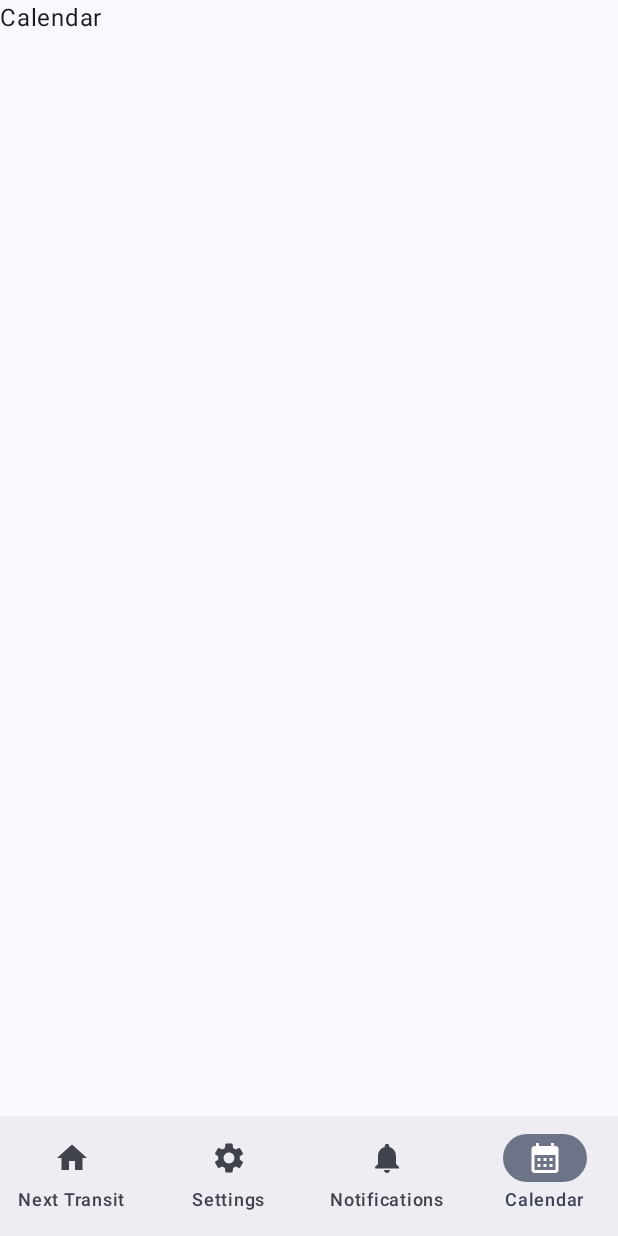
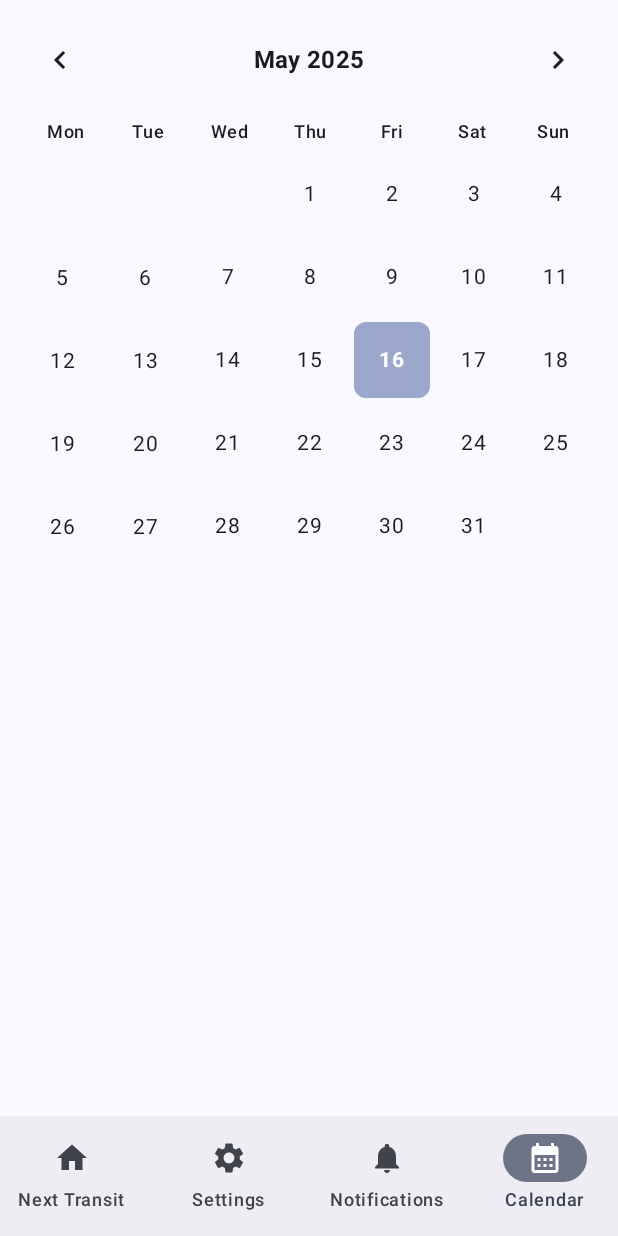
Before and after one commit to NiebieskiRekin/next_transit, an Android app built with Jetpack Compose: the screen it shows after launch (MainActivity), item 4 of the bottom bar chosen, on a phone screen of 412 x 824 dp. Run offline under Robolectric (Android 15) with nearby library versions, the phone set to English and light mode, and no system bars; our stand-ins replace navigation suite; libraries missing offline, so code that uses them is left out: androidx.glance, androidx.glance.appwidget.

Commit message:
Add simple calendar

```diff
--- a/app/src/main/java/com/example/nexttransit/MainActivity.kt
+++ b/app/src/main/java/com/example/nexttransit/MainActivity.kt
@@ -44,6 +44,7 @@ import androidx.compose.material3.TopAppBar
 import androidx.compose.material3.TopAppBarDefaults
 import androidx.compose.material3.adaptive.navigationsuite.NavigationSuiteScaffold
 import androidx.compose.runtime.Composable
+import androidx.compose.runtime.collectAsState
 import androidx.compose.runtime.getValue
 import androidx.compose.runtime.mutableStateOf
 import androidx.compose.runtime.remember
@@ -74,6 +75,7 @@ import com.example.nexttransit.model.routes.Location
 import com.example.nexttransit.model.settings.AppSettings
 import com.example.nexttransit.model.settings.AppSettingsSerializer
 import com.example.nexttransit.ui.app.LoadingDirectionsWidget
+import com.example.nexttransit.ui.app.SimpleCalendarView
 import com.example.nexttransit.ui.theme.NextTransitTheme
 import com.example.nexttransit.ui.widget.TransitWidget
 import com.google.android.gms.tasks.OnCompleteListener
@@ -186,8 +188,20 @@ class MainActivity : ComponentActivity() {
             when (currentDestination) {
                 AppScreen.Notifications -> Text("Notifications")
                 AppScreen.Start -> Text("Start")
-                AppScreen.Calendar -> Text("Calendar")
-                AppScreen.WidgetSettings -> Text("Widget Settings")
+                AppScreen.Calendar -> {
+                    SimpleCalendarView()
+                }
+                AppScreen.WidgetSettings -> {
+                    Column{
+                        Text("Widget Settings")
+                        val appSettings = appSettingsDataStore.data.collectAsState(initial = AppSettings()).value
+                        WidgetSettingsView(
+                            it = PaddingValues(0.dp),
+                            appSettings = appSettings,
+                        )
+                    }
+
+                }
             }
 
 //            NavHost(
@@ -202,11 +216,7 @@ class MainActivity : ComponentActivity() {
 //                    CopyFirebaseToken()
 //                }
 //                composable(route = AppScreen.WidgetSettings.name) {
-//                    val appSettings = appSettingsDataStore.data.collectAsState(initial = AppSettings()).value
-//                    WidgetSettingsView(
-//                        it = innerPadding,
-//                        appSettings = appSettings,
-//                    )
+//
 //                }
 //            }
         }
--- /dev/null
+++ b/app/src/main/java/com/example/nexttransit/ui/app/SimpleCalendar.kt
@@ -0,0 +1,264 @@
+package com.example.nexttransit.ui.app
+
+import androidx.compose.foundation.background
+import androidx.compose.foundation.clickable
+import androidx.compose.foundation.layout.Arrangement
+import androidx.compose.foundation.layout.Box
+import androidx.compose.foundation.layout.Column
+import androidx.compose.foundation.layout.Row
+import androidx.compose.foundation.layout.Spacer
+import androidx.compose.foundation.layout.aspectRatio
+import androidx.compose.foundation.layout.fillMaxWidth
+import androidx.compose.foundation.layout.height
+import androidx.compose.foundation.layout.padding
+import androidx.compose.foundation.lazy.grid.GridCells
+import androidx.compose.foundation.lazy.grid.LazyVerticalGrid
+import androidx.compose.foundation.lazy.grid.itemsIndexed
+import androidx.compose.material.icons.Icons
+import androidx.compose.material.icons.automirrored.filled.KeyboardArrowLeft
+import androidx.compose.material.icons.automirrored.filled.KeyboardArrowRight
+import androidx.compose.material3.Icon
+import androidx.compose.material3.IconButton
+import androidx.compose.material3.MaterialTheme
+import androidx.compose.material3.Text
+import androidx.compose.runtime.Composable
+import androidx.compose.runtime.getValue
+import androidx.compose.runtime.mutableStateOf
+import androidx.compose.runtime.remember
+import androidx.compose.runtime.setValue
+import androidx.compose.ui.Alignment
+import androidx.compose.ui.Modifier
+import androidx.compose.ui.draw.clip
+import androidx.compose.ui.graphics.Color
+import androidx.compose.ui.text.font.FontWeight
+import androidx.compose.ui.text.style.TextAlign
+import androidx.compose.ui.tooling.preview.Preview
+import androidx.compose.ui.unit.dp
+import androidx.compose.ui.unit.sp
+import java.time.DayOfWeek
+import java.time.LocalDate
+import java.time.YearMonth
+import java.time.format.DateTimeFormatter
+import java.time.format.TextStyle
+import java.util.Locale
+
+/**
+ * Main composable function for the simple calendar view.
+ * It manages the state of the currently displayed month and handles navigation.
+ *
+ * @param modifier Modifier for this composable.
+ * @param initialYearMonth The initial month and year to display. Defaults to the current month.
+ * @param onDateSelected Callback function that is invoked when a date is selected.
+ * The LocalDate object for the selected date is passed as an argument.
+ * Can be null if no date selection handling is needed.
+ */
+@Composable
+fun SimpleCalendarView(
+    modifier: Modifier = Modifier,
+    initialYearMonth: YearMonth = YearMonth.now(),
+    onDateSelected: ((LocalDate) -> Unit)? = null
+) {
+    // State for the currently displayed month and year
+    var currentYearMonth by remember { mutableStateOf(initialYearMonth) }
+    // State for the currently selected date
+    var selectedDate by remember { mutableStateOf<LocalDate?>(null) }
+
+    // Get the current system date to highlight it
+    val today = LocalDate.now()
+
+    // Generate the list of days to display in the grid
+    val daysInMonth = currentYearMonth.lengthOfMonth()
+    val firstOfMonth = currentYearMonth.atDay(1)
+    // Calculate the number of empty cells before the first day of the month
+    // DayOfWeek.MONDAY.value is 1, DayOfWeek.SUNDAY.value is 7
+    val emptyCellsBefore = (firstOfMonth.dayOfWeek.value - DayOfWeek.MONDAY.value + 7) % 7
+
+    // Create a list of nullable integers representing day numbers.
+    // Null values are for empty cells in the grid.
+    val calendarDays = List(emptyCellsBefore) { null } + (1..daysInMonth).toList()
+
+    Column(
+        modifier = modifier
+            .fillMaxWidth()
+            .padding(16.dp)
+    ) {
+        // Header section with month/year and navigation buttons
+        CalendarHeader(
+            yearMonth = currentYearMonth,
+            onPreviousMonthClicked = {
+                currentYearMonth = currentYearMonth.minusMonths(1)
+            },
+            onNextMonthClicked = {
+                currentYearMonth = currentYearMonth.plusMonths(1)
+            }
+        )
+
+        Spacer(modifier = Modifier.height(16.dp))
+
+        // Header for the days of the week (Mon, Tue, etc.)
+        DaysOfWeekHeader()
+
+        Spacer(modifier = Modifier.height(8.dp))
+
+        // Grid for displaying the days of the month
+        LazyVerticalGrid (
+            columns = GridCells.Fixed(7), // 7 days a week
+            modifier = Modifier.fillMaxWidth(),
+            verticalArrangement = Arrangement.spacedBy(4.dp),
+            horizontalArrangement = Arrangement.spacedBy(4.dp)
+        ) {
+            itemsIndexed(calendarDays) { i, day ->
+                if (day == null)  {
+                    // Empty cell, occupies space
+                    Box(modifier = Modifier.aspectRatio(1f))
+                } else  {
+                    val date = currentYearMonth.atDay(day)
+                    CalendarDay(
+                        day = day,
+                        date = date,
+                        isCurrentDay = date.isEqual(today),
+                        isSelected = (selectedDate != null) && date.isEqual(selectedDate),
+                        onDateClicked = { clickedDate ->
+                            selectedDate = clickedDate
+                            onDateSelected?.invoke(clickedDate)
+                        }
+                    )
+                }
+            }
+        }
+    }
+}
+
+/**
+ * Composable for the calendar header.
+ * Displays the current month and year, and navigation buttons.
+ *
+ * @param yearMonth The current month and year.
+ * @param onPreviousMonthClicked Callback for when the previous month button is clicked.
+ * @param onNextMonthClicked Callback for when the next month button is clicked.
+ */
+@Composable
+fun CalendarHeader(
+    yearMonth: YearMonth,
+    onPreviousMonthClicked: () -> Unit,
+    onNextMonthClicked: () -> Unit
+) {
+    // Formatter for the month and year string
+    val monthYearFormatter = remember { DateTimeFormatter.ofPattern("MMMM yyyy", Locale.getDefault()) }
+
+    Row(
+        modifier = Modifier.fillMaxWidth(),
+        verticalAlignment = Alignment.CenterVertically,
+        horizontalArrangement = Arrangement.SpaceBetween
+    ) {
+        IconButton(onClick = onPreviousMonthClicked) {
+            Icon(Icons.AutoMirrored.Filled.KeyboardArrowLeft, contentDescription = "Poprzedni miesiąc")
+        }
+
+        Text(
+            text = yearMonth.format(monthYearFormatter).replaceFirstChar { if (it.isLowerCase()) it.titlecase(Locale.getDefault()) else it.toString() },
+            style = MaterialTheme.typography.titleMedium,
+            fontWeight = FontWeight.Bold
+        )
+
+        IconButton(onClick = onNextMonthClicked) {
+            Icon(Icons.AutoMirrored.Filled.KeyboardArrowRight, contentDescription = "Następny miesiąc")
+        }
+    }
+}
+
+/**
+ * Composable for the header displaying the days of the week.
+ * Uses short names for days (e.g., "Pn", "Wt").
+ */
+@Composable
+fun DaysOfWeekHeader() {
+    Row(
+        modifier = Modifier.fillMaxWidth(),
+        horizontalArrangement = Arrangement.SpaceAround // Distributes space evenly
+    ) {
+        // Get DayOfWeek values (MONDAY to SUNDAY)
+        val daysOfWeek = DayOfWeek.entries.toTypedArray()
+        // Shift array so Monday is the first day
+        val shiftedDaysOfWeek = daysOfWeek.drop(0) + daysOfWeek.take(0) // No shift needed if DayOfWeek.values() starts with MONDAY
+
+        shiftedDaysOfWeek.forEach { dayOfWeek ->
+            Text(
+                text = dayOfWeek.getDisplayName(TextStyle.SHORT, Locale.getDefault()),
+                textAlign = TextAlign.Center,
+                style = MaterialTheme.typography.bodySmall,
+                fontWeight = FontWeight.Medium,
+                modifier = Modifier.weight(1f) // Each day takes equal width
+            )
+        }
+    }
+}
+
+/**
+ * Composable for an individual day cell in the calendar grid.
+ *
+ * @param day The day number (1-31).
+ * @param date The LocalDate object for this day.
+ * @param isCurrentDay True if this day is the current system date.
+ * @param isSelected True if this day is currently selected.
+ * @param onDateClicked Callback for when this day cell is clicked.
+ */
+@Composable
+fun CalendarDay(
+    day: Int,
+    date: LocalDate,
+    isCurrentDay: Boolean,
+    isSelected: Boolean,
+    onDateClicked: (LocalDate) -> Unit
+) {
+    val backgroundColor = when {
+        isSelected -> MaterialTheme.colorScheme.primary
+        isCurrentDay -> MaterialTheme.colorScheme.primaryContainer.copy(alpha = 0.6f)
+        else -> Color.Transparent
+    }
+    val textColor = when {
+        isSelected -> MaterialTheme.colorScheme.onPrimary
+        isCurrentDay -> MaterialTheme.colorScheme.onPrimaryContainer
+        else -> MaterialTheme.colorScheme.onSurface
+    }
+
+    Box(
+        modifier = Modifier
+            .aspectRatio(1f) // Makes the cell square
+            .clip(MaterialTheme.shapes.small)
+            .background(backgroundColor)
+            .clickable { onDateClicked(date) },
+        contentAlignment = Alignment.Center
+    ) {
+        Text(
+            text = day.toString(),
+            color = textColor,
+            fontSize = 14.sp,
+            fontWeight = if (isCurrentDay || isSelected) FontWeight.Bold else FontWeight.Normal
+        )
+    }
+}
+
+/**
+ * Preview composable for SimpleCalendarView.
+ * Allows you to see the calendar in Android Studio's preview.
+ */
+@Preview(showBackground = true, name = "Simple Calendar View")
+@Composable
+fun SimpleCalendarViewPreview() {
+    MaterialTheme { // Ensure a MaterialTheme is applied for previews
+        SimpleCalendarView(
+            onDateSelected = { date ->
+                println("Selected date: $date")
+            }
+        )
+    }
+}
+
+@Preview(showBackground = true, name = "Simple Calendar View - Specific Month")
+@Composable
+fun SimpleCalendarViewSpecificMonthPreview() {
+    MaterialTheme {
+        SimpleCalendarView(initialYearMonth = YearMonth.of(2025, 12))
+    }
+}
```
